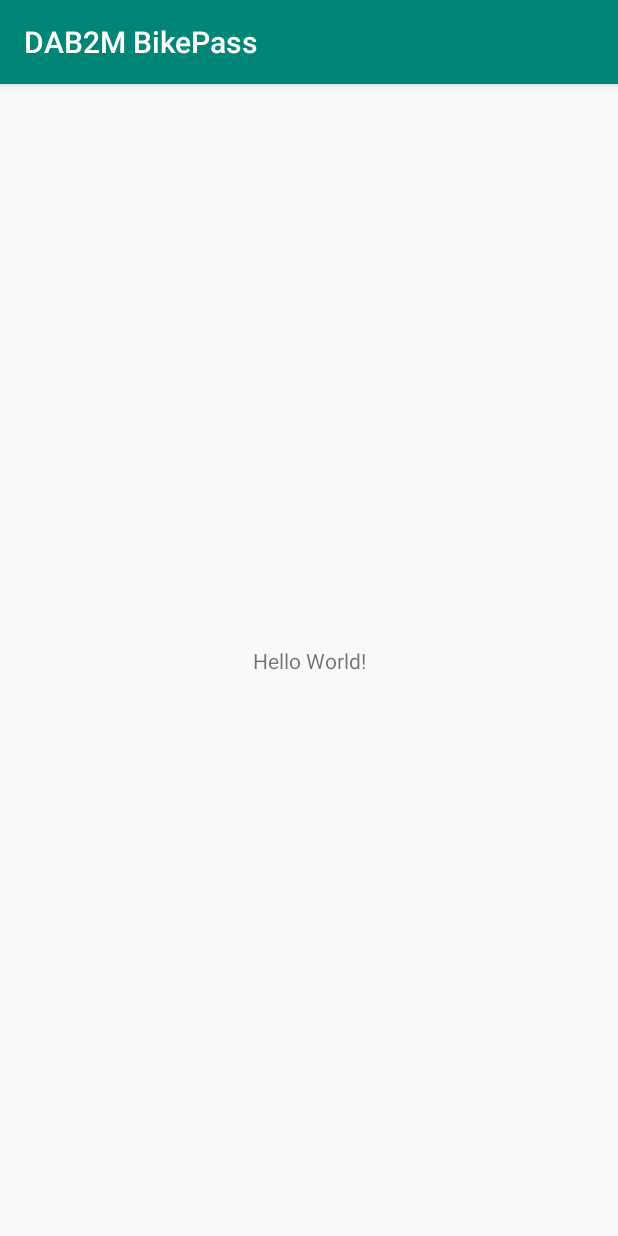
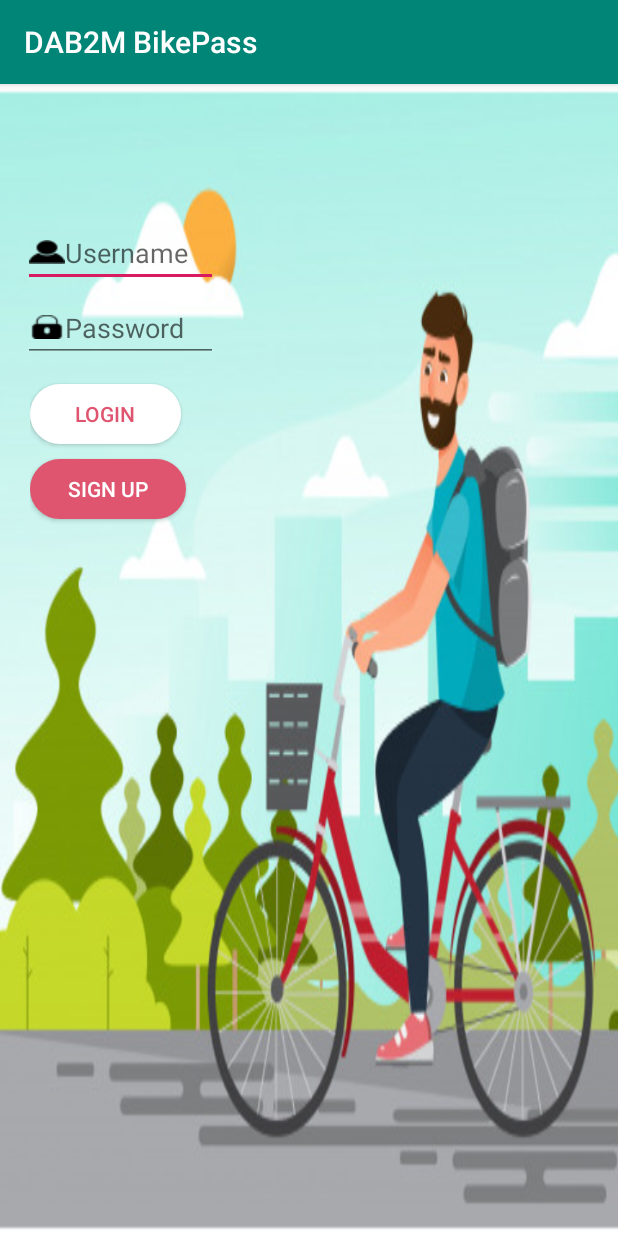
Before and after one commit to dab2m/BikePass_Android, an Android app: the screen it shows after launch (MainActivity), on a phone screen of 412 x 824 dp. Run offline under Robolectric (Android 15) with nearby library versions, the phone set to English and light mode, and no system bars.

Commit message:
Login ui added to project

```diff
--- /dev/null
+++ b/app/src/main/res/drawable/loginbutton.xml
@@ -0,0 +1,24 @@
+<?xml version="1.0" encoding="utf-8"?>
+<selector xmlns:android="http://schemas.android.com/apk/res/android" >
+    <item android:state_pressed="true" >
+        <shape android:shape="rectangle"  >
+            <corners android:radius="30dip" />
+            <stroke android:width="1dip" android:color="#FFFFFF" />
+            <gradient android:angle="-90" android:startColor="#FFFFFF" android:endColor="#FFFFFF"  />
+        </shape>
+    </item>
+    <item android:state_focused="true">
+        <shape android:shape="rectangle"  >
+            <corners android:radius="30dip" />
+            <stroke android:width="1dip" android:color="#FFFFFF" />
+            <solid android:color="#58857e"/>
+        </shape>
+    </item>
+    <item >
+        <shape android:shape="rectangle"  >
+            <corners android:radius="30dip" />
+            <stroke android:width="1dip" android:color="#FFFFFF" />
+            <gradient android:angle="-90" android:startColor="#FFFFFF" android:endColor="#FFFFFF" />
+        </shape>
+    </item>
+</selector>
--- /dev/null
+++ b/app/src/main/res/drawable/signupbutton.xml
@@ -0,0 +1,24 @@
+<?xml version="1.0" encoding="utf-8"?>
+<selector xmlns:android="http://schemas.android.com/apk/res/android" >
+    <item android:state_pressed="true" >
+        <shape android:shape="rectangle"  >
+            <corners android:radius="30dip" />
+            <stroke android:width="1dip" android:color="#DF556F" />
+            <gradient android:angle="-90" android:startColor="#DF556F" android:endColor="#DF556F"  />
+        </shape>
+    </item>
+    <item android:state_focused="true">
+        <shape android:shape="rectangle"  >
+            <corners android:radius="30dip" />
+            <stroke android:width="1dip" android:color="#DF556F" />
+            <solid android:color="#DF556F"/>
+        </shape>
+    </item>
+    <item >
+        <shape android:shape="rectangle"  >
+            <corners android:radius="30dip" />
+            <stroke android:width="1dip" android:color="#DF556F" />
+            <gradient android:angle="-90" android:startColor="#DF556F" android:endColor="#DF556F" />
+        </shape>
+    </item>
+</selector>
--- a/app/src/main/res/layout/activity_main.xml
+++ b/app/src/main/res/layout/activity_main.xml
@@ -2,17 +2,130 @@
 <android.support.constraint.ConstraintLayout xmlns:android="http://schemas.android.com/apk/res/android"
     xmlns:app="http://schemas.android.com/apk/res-auto"
     xmlns:tools="http://schemas.android.com/tools"
+    android:id="@+id/LoginLayout"
     android:layout_width="match_parent"
     android:layout_height="match_parent"
+    android:background="@drawable/deneme"
     tools:context=".MainActivity">
 
-    <TextView
-        android:layout_width="wrap_content"
-        android:layout_height="wrap_content"
-        android:text="Hello World!"
+    <LinearLayout
+        android:id="@+id/usernameLayout"
+        android:layout_width="match_parent"
+        android:layout_height="match_parent"
+        android:orientation="horizontal"
         app:layout_constraintBottom_toBottomOf="parent"
-        app:layout_constraintLeft_toLeftOf="parent"
-        app:layout_constraintRight_toRightOf="parent"
-        app:layout_constraintTop_toTopOf="parent" />
+        app:layout_constraintEnd_toEndOf="parent"
+        app:layout_constraintStart_toStartOf="parent"
+        app:layout_constraintTop_toTopOf="parent">
+
+        <EditText
+            android:id="@+id/username"
+            android:layout_width="130dp"
+            android:layout_height="wrap_content"
+            android:layout_marginLeft="15dp"
+            android:layout_marginTop="90dp"
+            android:drawableLeft="@drawable/sizeuser"
+            android:hint="Username"
+            app:layout_constraintBottom_toBottomOf="parent"
+            app:layout_constraintEnd_toEndOf="parent"
+            app:layout_constraintStart_toStartOf="parent"
+            app:layout_constraintTop_toTopOf="parent" />
+
+    </LinearLayout>
+
+    <LinearLayout
+        android:id="@+id/PasswordLayout"
+        android:layout_width="match_parent"
+        android:layout_height="match_parent"
+        android:orientation="horizontal"
+        app:layout_constraintBottom_toBottomOf="parent"
+        app:layout_constraintEnd_toEndOf="parent"
+        app:layout_constraintStart_toStartOf="parent"
+        app:layout_constraintTop_toTopOf="parent">
+
+        <EditText
+            android:id="@+id/password"
+            android:layout_width="130dp"
+            android:layout_height="wrap_content"
+            android:layout_marginLeft="15dp"
+            android:layout_marginTop="140dp"
+            android:layout_marginBottom="0dp"
+            android:drawableLeft="@drawable/sizelock"
+
+            android:hint="Password"
+            android:inputType="textPassword"
+            app:layout_constraintBottom_toBottomOf="parent"
+            app:layout_constraintEnd_toEndOf="parent"
+            app:layout_constraintStart_toStartOf="parent"
+            app:layout_constraintTop_toTopOf="parent" />
+    </LinearLayout>
+
+    <LinearLayout
+        android:id="@+id/LoginButtonLayout"
+        android:layout_width="match_parent"
+        android:layout_height="match_parent"
+        android:layout_marginStart="20dp"
+        android:layout_marginLeft="20dp"
+        android:orientation="horizontal"
+        app:layout_constraintBottom_toBottomOf="parent"
+        app:layout_constraintEnd_toEndOf="parent"
+        app:layout_constraintStart_toStartOf="parent"
+        app:layout_constraintTop_toTopOf="parent">
+
+        <Button
+            android:id="@+id/login"
+            android:layout_width="wrap_content"
+            android:layout_height="40dp"
+            android:layout_marginStart="0dp"
+            android:layout_marginLeft="0dp"
+            android:layout_marginTop="200dp"
+            android:layout_marginEnd="0dp"
+            android:layout_marginRight="40dp"
+            android:layout_marginBottom="0dp"
+            android:background="@drawable/loginbutton"
+            android:paddingLeft="30dp"
+            android:paddingRight="30dp"
+            android:radius="30dp"
+            android:text="LOGIN"
+            android:textColor="#DF556F"
+            app:layout_constraintBottom_toBottomOf="parent"
+            app:layout_constraintEnd_toEndOf="parent"
+            app:layout_constraintStart_toStartOf="parent"
+            app:layout_constraintTop_toTopOf="parent" />
+    </LinearLayout>
+
+    <LinearLayout
+        android:id="@+id/signupButtonLayout"
+        android:layout_width="match_parent"
+        android:layout_height="match_parent"
+        android:layout_marginStart="20dp"
+        android:layout_marginLeft="20dp"
+        android:orientation="horizontal"
+        app:layout_constraintBottom_toBottomOf="parent"
+        app:layout_constraintEnd_toEndOf="parent"
+        app:layout_constraintStart_toStartOf="parent"
+        app:layout_constraintTop_toTopOf="parent">
+
+        <Button
+            android:id="@+id/signup"
+            android:layout_width="wrap_content"
+            android:layout_height="40dp"
+            android:layout_marginStart="0dp"
+            android:layout_marginLeft="0dp"
+            android:layout_marginTop="250dp"
+            android:layout_marginEnd="0dp"
+            android:layout_marginRight="40dp"
+            android:layout_marginBottom="0dp"
+            android:background="@drawable/signupbutton"
+            android:paddingLeft="25dp"
+            android:paddingRight="25dp"
+            android:radius="30dp"
+            android:text="SIGN UP"
+            android:textColor="#FFFFFF"
+            app:layout_constraintBottom_toBottomOf="parent"
+            app:layout_constraintEnd_toEndOf="parent"
+            app:layout_constraintStart_toStartOf="parent"
+            app:layout_constraintTop_toTopOf="parent" />
+    </LinearLayout>
 
 </android.support.constraint.ConstraintLayout>
--- a/app/src/main/res/values/colors.xml
+++ b/app/src/main/res/values/colors.xml
@@ -4,11 +4,11 @@
     <color name="colorPrimaryDark">#00574B</color>
     <color name="colorAccent">#D81B60</color>
     <color name="colorGrey">#C0BCC0</color>
-    <color name="colorWhite">#FFFDFF</color>
+    <color name="colorWhite">#936693</color>
 
     <color name="amber">#FFA000</color>
     <color name="darkBackground">#EEEEEE</color>
-    <color name="darkBackground2">#C0B2B5</color>
+    <color name="darkBackground2">#494445</color>
     <color name="headerColor">#BDBDBD</color>
     <color name="red">#e53935</color>
     <color name="blue">#728DD1</color>
--- a/build.gradle
+++ b/build.gradle
@@ -7,7 +7,7 @@ buildscript {
 
     }
     dependencies {
-        classpath 'com.android.tools.build:gradle:3.4.1'
+        classpath 'com.android.tools.build:gradle:3.5.3'
 
         // NOTE: Do not place your application dependencies here; they belong
         // in the individual module build.gradle files
```
Also changed, not shown: app/src/main/res/drawable/deneme.PNG (added), app/src/main/res/drawable/manwithbike.PNG (added), app/src/main/res/drawable/sizelock.jpg (added), app/src/main/res/drawable/sizeuser.jpg (added), gradle/wrapper/gradle-wrapper.properties.
